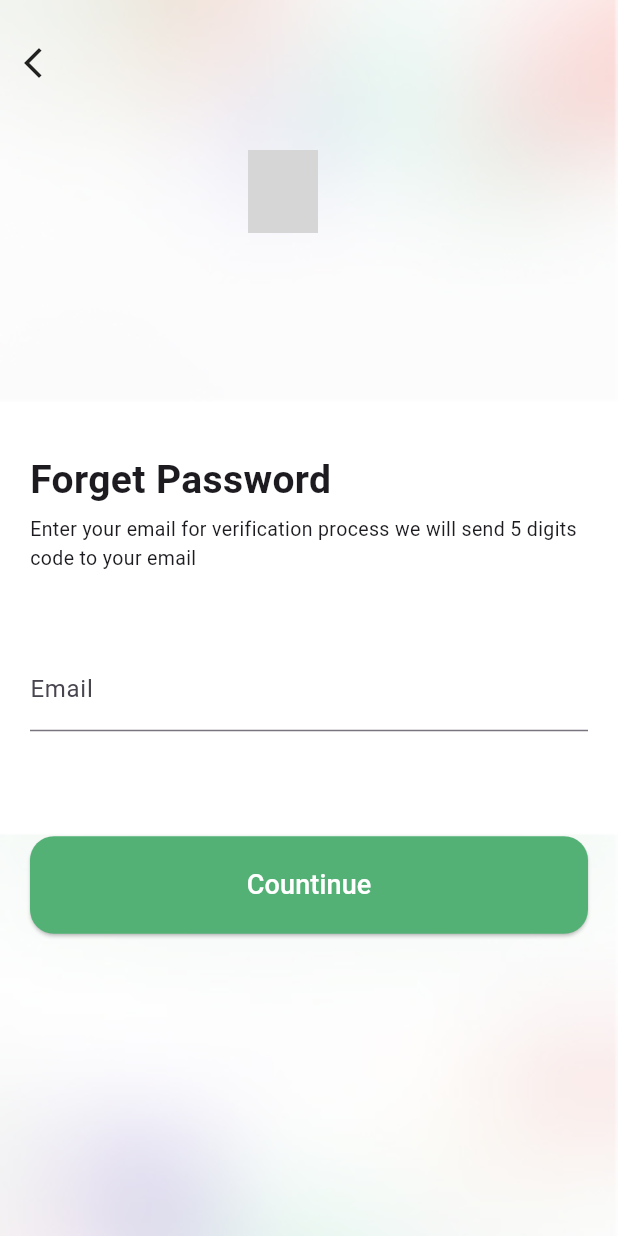
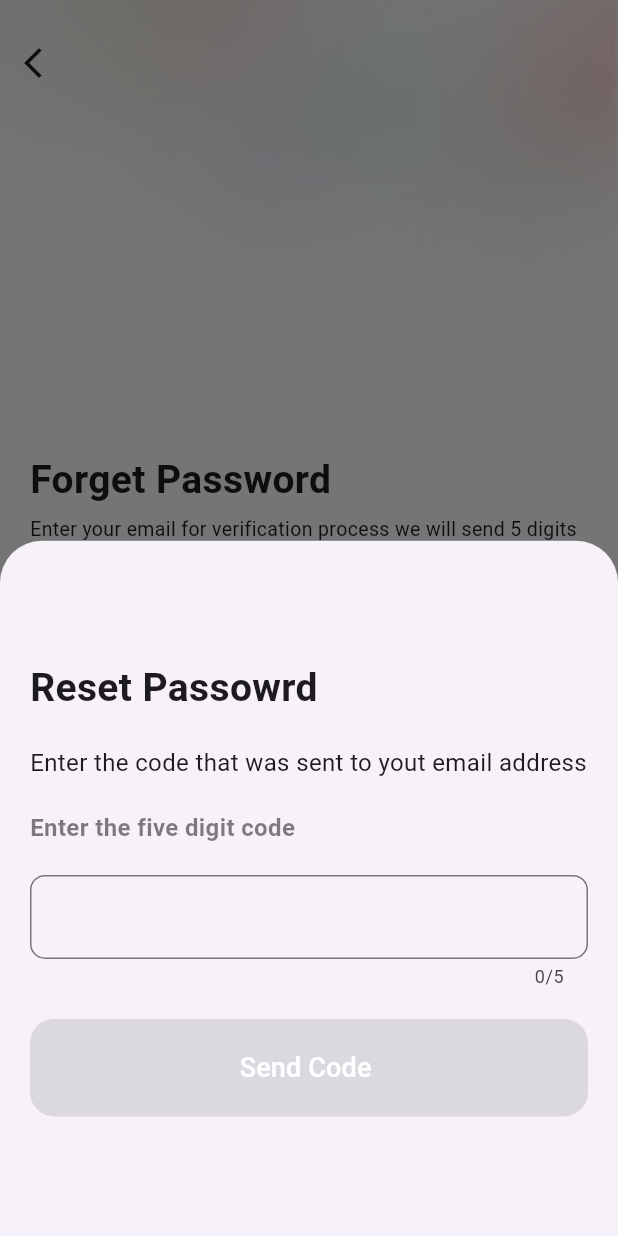
Before and after one commit to MohamedHamedAbdulhakam/my_nectar_app, a Flutter app: the ForgetPasswordScreenBody screen opened directly, after a tap on "Countinue", on a phone screen of 412 x 824 dp. Run offline on Flutter 3.47's test engine with Material 3 defaults, Android fonts, the phone set to English and light mode, and no system bars; our stand-ins replace get, go_router; grey boxes are pictures that could not be loaded.

Commit message:
send code done but need to refactor

```diff
--- a/lib/core/utils/app_router.dart
+++ b/lib/core/utils/app_router.dart
@@ -1,6 +1,7 @@
 import 'package:go_router/go_router.dart';
 import 'package:my_nectar_app/features/login_screen/presentaion/views/forget_passowrd_view.dart';
 import 'package:my_nectar_app/features/login_screen/presentaion/views/login_screen_view.dart';
+import 'package:my_nectar_app/features/login_screen/presentaion/views/send_code_view.dart';
 import 'package:my_nectar_app/features/on_boarding/presentation/views/on_boarding_view.dart';
 import 'package:my_nectar_app/features/splash/presentation/views/splash_view.dart';
 
@@ -8,6 +9,7 @@ abstract class AppRouter {
   static const keyonboardingview = '/onBoarding';
   static const keyloginview = '/loginView';
   static const keyforgetpassword = '/forgetPassword';
+  static const keysendcode= '/sendCode';
   static final router = GoRouter(
     routes: [
       GoRoute(
@@ -26,6 +28,11 @@ abstract class AppRouter {
       GoRoute(
           path: keyforgetpassword,
           builder: (context, state) => const ForgetPassowrdView(),
+
+        ),
+        GoRoute(
+          path: keysendcode,
+          builder: (context, state) => const SendCodeView(),
         ),
     ],
   );
--- a/lib/features/login_screen/presentaion/views/forget_passowrd_view.dart
+++ b/lib/features/login_screen/presentaion/views/forget_passowrd_view.dart
@@ -1,5 +1,5 @@
 import 'package:flutter/widgets.dart';
-import 'package:my_nectar_app/features/login_screen/widgets/forget_password_screen_body.dart';
+import 'package:my_nectar_app/features/login_screen/presentaion/views/widgets/forget_password_screen_body.dart';
 
 class ForgetPassowrdView extends StatelessWidget {
   const ForgetPassowrdView({super.key});
--- a/lib/features/login_screen/presentaion/views/login_screen_view.dart
+++ b/lib/features/login_screen/presentaion/views/login_screen_view.dart
@@ -1,5 +1,5 @@
 import 'package:flutter/material.dart';
-import 'package:my_nectar_app/features/login_screen/widgets/login_screen_view_body.dart';
+import 'package:my_nectar_app/features/login_screen/presentaion/views/widgets/login_screen_view_body.dart';
 
 class LoginScreenView extends StatelessWidget {
   const LoginScreenView({super.key});
--- a/lib/features/login_screen/widgets/custom_button.dart
+++ b/lib/features/login_screen/presentaion/views/widgets/custom_button.dart
@@ -2,14 +2,15 @@ import 'package:flutter/material.dart';
 import 'package:my_nectar_app/constants.dart';
 
 class CustomButton extends StatelessWidget {
-  const CustomButton({super.key, required this.text});
+  const CustomButton({super.key, required this.text , this.onPressed});
+
+
   final String text;
+  final  Function()? onPressed ;
   @override
   Widget build(BuildContext context) {
     return ElevatedButton(
-      onPressed: () {
-        // Handle login action
-      },
+      onPressed:onPressed,
       style: ElevatedButton.styleFrom(
         shape: RoundedRectangleBorder(
           borderRadius: BorderRadius.circular(16),
--- /dev/null
+++ b/lib/features/login_screen/presentaion/views/widgets/forget_password_screen_body.dart
@@ -0,0 +1,151 @@
+import 'package:flutter/material.dart';
+import 'package:flutter/widgets.dart';
+import 'package:go_router/go_router.dart';
+import 'package:my_nectar_app/core/utils/app_router.dart';
+import 'package:my_nectar_app/features/login_screen/presentaion/views/widgets/custom_button.dart';
+
+class ForgetPasswordScreenBody extends StatelessWidget {
+  const ForgetPasswordScreenBody({super.key});
+
+  @override
+  Widget build(BuildContext context) {
+    return Scaffold(
+      backgroundColor: Colors.white,
+      body: Stack(children: [
+        Container(
+          // width:100,
+          // height: 400,
+          decoration: const BoxDecoration(
+            image: DecorationImage(
+              image: AssetImage('assets/Mask Group.jpg'),
+              fit: BoxFit.cover,
+            ),
+          ),
+        ),
+        Positioned(top: 30, left: 10, child: Icon(Icons.arrow_back_ios_new)),
+        Positioned(
+          top: 100,
+          right: 200,
+          child: Image.asset(
+            'assets/Group.png',
+            height: 55,
+            width: 47,
+          ),
+        ),
+        Padding(
+          padding: const EdgeInsets.all(20.0),
+          child: Center(
+            child: Column(
+              mainAxisAlignment: MainAxisAlignment.center,
+              crossAxisAlignment: CrossAxisAlignment.stretch,
+              children: <Widget>[
+                const SizedBox(height: 100),
+
+                // Title
+                const Text(
+                  'Forget Password ',
+                  style: TextStyle(
+                    fontSize: 26,
+                    fontWeight: FontWeight.bold,
+                  ),
+                  // textAlign: TextAlign.center,
+                ),
+                const SizedBox(height: 5),
+                const Text(
+                  'Enter your email for verification process we will send 5 digits code to your email',
+                  style: TextStyle(
+                    fontSize: 13,
+                    // fontWeight: FontWeight.bold,
+                  ),
+                  // textAlign: TextAlign.center,
+                ),
+                const SizedBox(height: 50),
+                // Email Input
+                const TextField(
+                  decoration: InputDecoration(
+                    labelText: 'Email',
+                    hintText: 'Enter your email',
+                    // border: OutlineInputBorder(),
+                  ),
+                  keyboardType: TextInputType.emailAddress,
+                ),
+                const SizedBox(height: 20),
+
+                // Password Input
+
+                const SizedBox(height: 10),
+
+                // Forgot Password
+
+                const SizedBox(height: 40),
+
+                // Login Button
+                CustomButton(
+                    onPressed: () {
+                      showModalBottomSheet(
+                        context: context,
+                        builder: (BuildContext context) {
+                          return Padding(
+                            padding: const EdgeInsets.all(20),
+                            child: Column(
+                              mainAxisAlignment: MainAxisAlignment.center,
+                              crossAxisAlignment: CrossAxisAlignment.stretch,
+                              children: [
+                                const Text(
+                                  'Reset Passowrd',
+                                  style: TextStyle(
+                                      fontSize: 26,
+                                      fontWeight: FontWeight.w600),
+                                ),
+                                const SizedBox(
+                                  height: 20,
+                                ),
+                                const Text(
+                                  'Enter the code that was sent to yout email address',
+                                  style: TextStyle(
+                                      fontSize: 16,
+                                      fontWeight: FontWeight.w400),
+                                ),
+                                SizedBox(
+                                  height: 20,
+                                ),
+                                Text(
+                                  'Enter the five digit code ',
+                                  style: TextStyle(
+                                      fontSize: 16,
+                                      fontWeight: FontWeight.w600,
+                                      color: Colors.black.withOpacity(.5)),
+                                ),
+                                SizedBox(
+                                  height: 20,
+                                ),
+                                TextFormField(
+                                  maxLength: 5,
+                                  keyboardType: TextInputType.number,
+                                  textAlign: TextAlign.center,
+                                  decoration: InputDecoration(
+                                    border: OutlineInputBorder(
+                                      borderRadius: BorderRadius.circular(10),
+                                    ),
+                                  ),
+                                ),
+                                const SizedBox(height: 20),
+                                const CustomButton(text: 'Send Code '),
+                              ],
+                            ),
+                          );
+                        },
+                      );
+                      // Handle login action
+                    },
+                    text: 'Countinue'),
+
+                // Signup Link
+              ],
+            ),
+          ),
+        ),
+      ]),
+    );
+  }
+}
--- a/lib/features/login_screen/widgets/login_screen_view_body.dart
+++ b/lib/features/login_screen/presentaion/views/widgets/login_screen_view_body.dart
@@ -1,8 +1,7 @@
 import 'package:flutter/material.dart';
 import 'package:go_router/go_router.dart';
-import 'package:my_nectar_app/constants.dart';
 import 'package:my_nectar_app/core/utils/app_router.dart';
-import 'package:my_nectar_app/features/login_screen/widgets/custom_button.dart';
+import 'package:my_nectar_app/features/login_screen/presentaion/views/widgets/custom_button.dart';
 
 class LoginScreenViewBody extends StatelessWidget {
   const LoginScreenViewBody({super.key});
--- a/lib/features/login_screen/widgets/forget_password_screen_body.dart
+++ /dev/null
@@ -1,91 +0,0 @@
-import 'package:flutter/material.dart';
-import 'package:flutter/widgets.dart';
-import 'package:my_nectar_app/features/login_screen/widgets/custom_button.dart';
-
-class ForgetPasswordScreenBody extends StatelessWidget {
-  const ForgetPasswordScreenBody({super.key});
-
-  @override
-  Widget build(BuildContext context) {
-    return Scaffold(
-      backgroundColor: Colors.white,
-      body: Stack(children: [
-        Container(
-          // width:100,
-          // height: 400,
-          decoration: const BoxDecoration(
-            image: DecorationImage(
-              image: AssetImage('assets/Mask Group.jpg'),
-              fit: BoxFit.cover,
-            ),
-          ),
-        ),
-        Positioned(top: 30, left: 10, child: Icon(Icons.arrow_back_ios_new)),
-        Positioned(
-          top: 100,
-          right: 200,
-          child: Image.asset(
-            'assets/Group.png',
-            height: 55,
-            width: 47,
-          ),
-        ),
-        const Padding(
-          padding: EdgeInsets.all(20.0),
-          child: Center(
-            child: Column(
-              mainAxisAlignment: MainAxisAlignment.center,
-              crossAxisAlignment: CrossAxisAlignment.stretch,
-              children: <Widget>[
-                SizedBox(height: 100),
-
-                // Title
-                Text(
-                  'Forget Password ',
-                  style: TextStyle(
-                    fontSize: 26,
-                    fontWeight: FontWeight.bold,
-                  ),
-                  // textAlign: TextAlign.center,
-                ),
-                SizedBox(height: 5),
-                Text(
-                  'Enter your email for verification process we will send 5 digits code to your email',
-                  style: TextStyle(
-                    fontSize: 13,
-                    // fontWeight: FontWeight.bold,
-                  ),
-                  // textAlign: TextAlign.center,
-                ),
-                SizedBox(height: 50),
-                // Email Input
-                TextField(
-                  decoration: InputDecoration(
-                    labelText: 'Email',
-                    hintText: 'Enter your email',
-                    // border: OutlineInputBorder(),
-                  ),
-                  keyboardType: TextInputType.emailAddress,
-                ),
-                SizedBox(height: 20),
-
-                // Password Input
-
-                SizedBox(height: 10),
-
-                // Forgot Password
-
-                SizedBox(height: 40),
-
-                // Login Button
-                CustomButton(text: 'Countinue'),
-
-                // Signup Link
-              ],
-            ),
-          ),
-        ),
-      ]),
-    );
-  }
-}
```
Also changed, not shown: lib/features/login_screen/presentaion/views/send_code_view.dart (added, +11 -0 lines), lib/features/login_screen/presentaion/views/widgets/send_code_screen_body.dart (added, +50 -0 lines), 1 other file.
